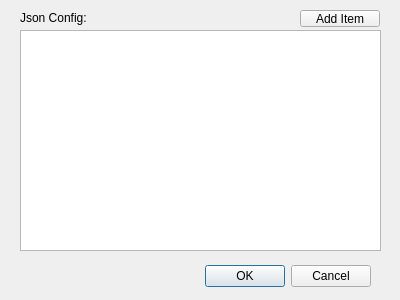
The window that acriaconfig.ui (Acria-Network/Acria-Oracle-Node-Qt) describes before a commit, drawn with Qt 5.
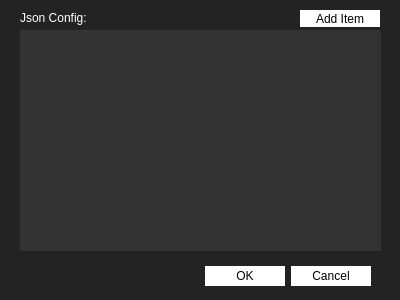
The same window after the commit. Icons and pictures are not drawn.

```diff
--- a/acriaconfig.ui
+++ b/acriaconfig.ui
@@ -17,6 +17,10 @@
    <iconset>
     <normaloff>resources/acria_logo5.svg</normaloff>resources/acria_logo5.svg</iconset>
   </property>
+  <property name="styleSheet">
+   <string notr="true">background-color:#232323;
+color:white;</string>
+  </property>
   <widget class="QDialogButtonBox" name="buttonBox">
    <property name="geometry">
     <rect>
@@ -26,6 +30,15 @@
      <height>32</height>
     </rect>
    </property>
+   <property name="styleSheet">
+    <string notr="true">background-color:white;
+color:black;
+border: none;
+/*padding:30px;*/
+width:80px;
+padding-top:3px;
+padding-bottom:3px;</string>
+   </property>
    <property name="orientation">
     <enum>Qt::Horizontal</enum>
    </property>
@@ -42,6 +55,12 @@
      <height>221</height>
     </rect>
    </property>
+   <property name="styleSheet">
+    <string notr="true">background-color:#333333;</string>
+   </property>
+   <property name="frameShape">
+    <enum>QFrame::NoFrame</enum>
+   </property>
   </widget>
   <widget class="QLabel" name="label">
    <property name="geometry">
@@ -65,9 +84,30 @@
      <height>17</height>
     </rect>
    </property>
+   <property name="autoFillBackground">
+    <bool>false</bool>
+   </property>
+   <property name="styleSheet">
+    <string notr="true">background-color:white;
+color:black;
+border: none;
+/*padding:30px;*/
+width:80px;
+padding-top:3px;
+padding-bottom:3px;</string>
+   </property>
    <property name="text">
     <string>Add Item</string>
    </property>
+   <property name="autoDefault">
+    <bool>false</bool>
+   </property>
+   <property name="default">
+    <bool>true</bool>
+   </property>
+   <property name="flat">
+    <bool>false</bool>
+   </property>
   </widget>
  </widget>
  <resources/>
```
